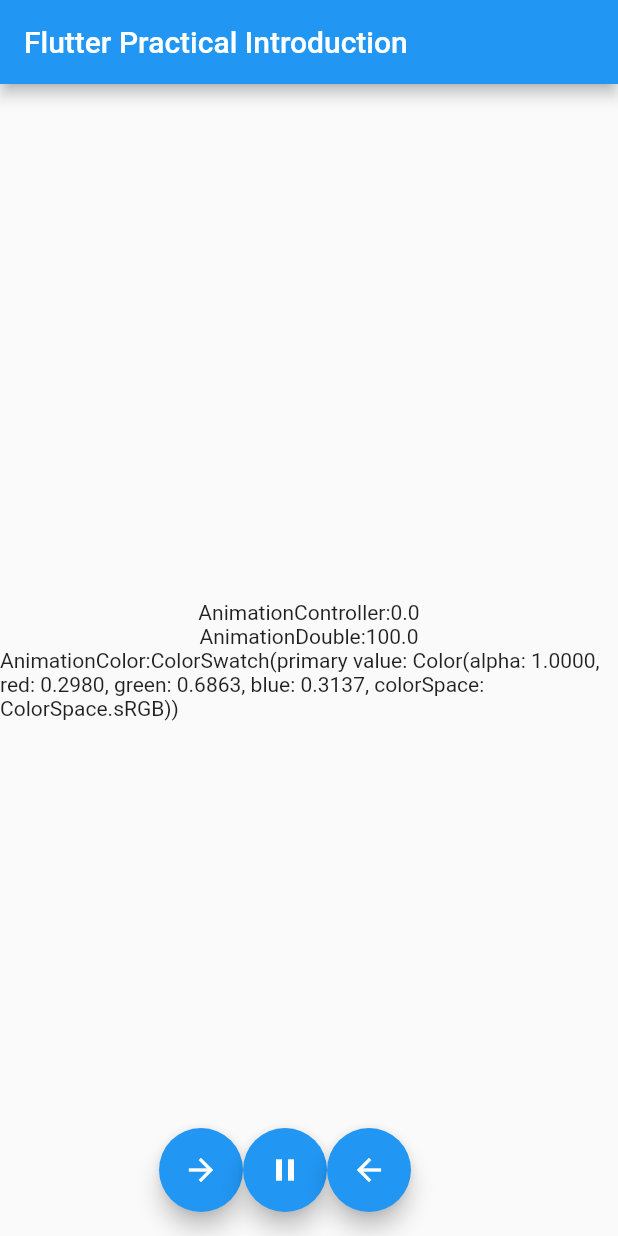
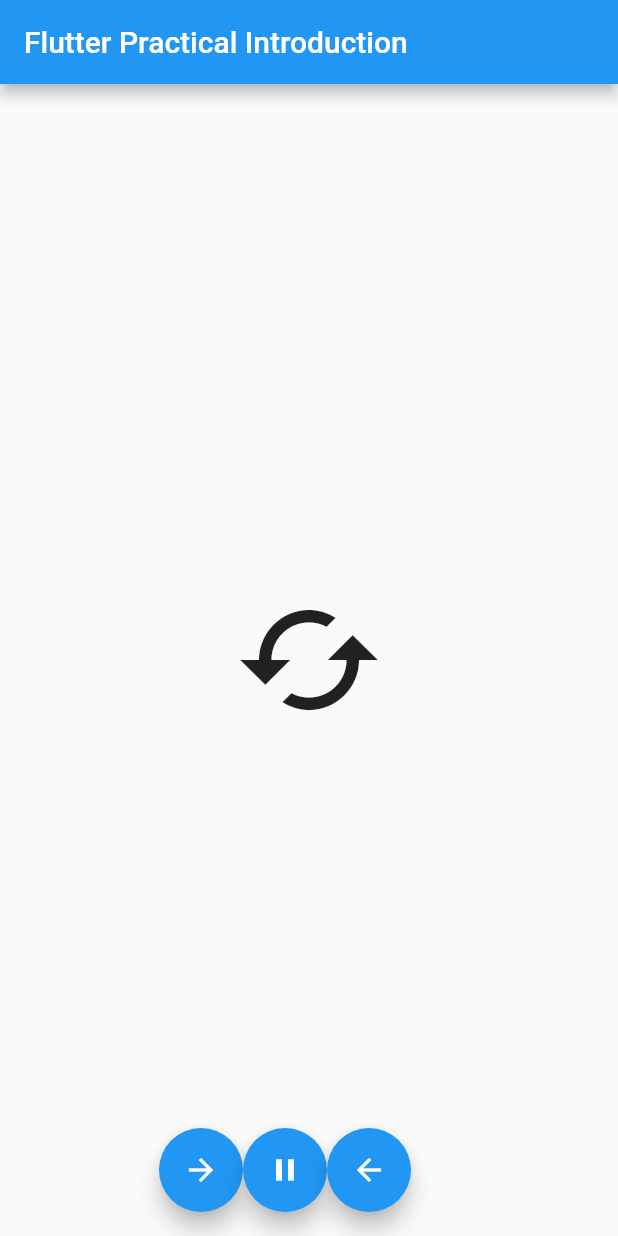
Before and after one commit to nukopy/flutter-practical-introduction, a Flutter app: the screen it shows after launch, on a phone screen of 412 x 824 dp. Run offline on Flutter 3.47's test engine with Material 2 defaults, Android fonts, the phone set to English and light mode, and no system bars; our stand-ins replace font_awesome_flutter.

Commit message:
feat: impl animation with AnimationBuilder

```diff
--- a/lib/main.dart
+++ b/lib/main.dart
@@ -1,3 +1,5 @@
+import 'dart:math';
+
 import 'package:flutter/material.dart';
 import 'package:font_awesome_flutter/font_awesome_flutter.dart';
 
@@ -49,16 +51,12 @@
 }
 
 class _MyHomePageState extends State<MyHomePage> with TickerProviderStateMixin {
+  // アニメーションに関する定数
+  static const int durationSeconds = 3;
+
+  // アニメーションのコントローラー
   late AnimationController _animationController;
-
-  // Tween double
-  late Animation<double> _animationDouble;
-  final Tween<double> _tweenDouble = Tween(begin: 100.0, end: 300.0);
-
-  // Tween color
-  late Animation<Color?> _animationColor;
-  final ColorTween _tweenColor =
-      ColorTween(begin: Colors.green, end: Colors.blue);
+  late Animation _animation;
 
   // 再生
   _forward() async {
@@ -85,22 +83,11 @@
   @override
   void initState() {
     super.initState();
-
-    // init _animationController
-    _animationController =
-        AnimationController(vsync: this, duration: const Duration(seconds: 3));
-
-    // AnimationControllerとTweenからAnimationを作る(サイズ)
-    _animationDouble = _tweenDouble.animate(_animationController);
-    _animationDouble.addListener(() {
-      setState(() {});
-    });
-
-    // AnimationControllerとTweenからAnimationを作る(色)
-    _animationColor = _tweenColor.animate(_animationController);
-    _animationColor.addListener(() {
-      setState(() {});
-    });
+    _animationController = AnimationController(
+      vsync: this,
+      duration: const Duration(seconds: durationSeconds),
+    );
+    _animation = _animationController.drive(Tween(begin: 0.0, end: 2.0 * pi));
   }
 
   // 破棄
@@ -117,23 +104,13 @@
         title: Text(widget.title),
       ),
       body: Center(
-        child: Column(
-          mainAxisAlignment: MainAxisAlignment.center,
-          children: [
-            Text("AnimationController:${_animationController.value}"),
-            Text("AnimationDouble:${_animationDouble.value}"),
-            Text("AnimationColor:${_animationColor.value}"),
-            SizeTransition(
-              sizeFactor: _animationController,
-              child: Center(
-                child: SizedBox(
-                  width: 150,
-                  height: _animationDouble.value,
-                  child: Container(color: _animationColor.value),
-                ),
-              ),
-            ),
-          ],
+        child: AnimatedBuilder(
+          animation: _animation,
+          builder: (context, _) {
+            return Transform.rotate(
+                angle: _animation.value,
+                child: const Icon(Icons.cached, size: 100));
+          },
         ),
       ),
       // 再生、停止、逆再生のボタン
```
